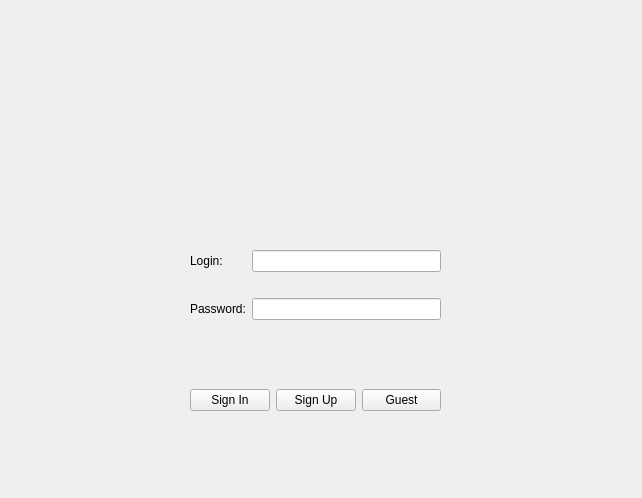
Old version of the form LoginWidget.ui in the repository Krzys3n/Pynalise.
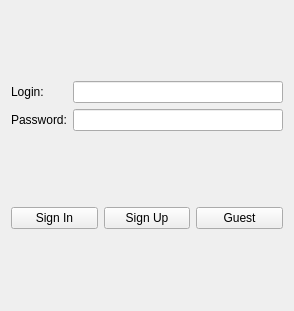
New version of the form.

```diff
--- a/LoginWidget.ui
+++ b/LoginWidget.ui
@@ -6,22 +6,15 @@
    <rect>
     <x>0</x>
     <y>0</y>
-    <width>642</width>
-    <height>498</height>
+    <width>294</width>
+    <height>311</height>
    </rect>
   </property>
   <property name="windowTitle">
    <string>Form</string>
   </property>
-  <widget class="QWidget" name="gridLayoutWidget">
-   <property name="geometry">
-    <rect>
-     <x>190</x>
-     <y>230</y>
-     <width>251</width>
-     <height>111</height>
-    </rect>
-   </property>
+  <layout class="QGridLayout" name="gridLayout_2">
+   <item row="0" column="0">
    <layout class="QGridLayout" name="gridLayout">
     <item row="1" column="0">
      <widget class="QLabel" name="label">
@@ -48,16 +41,8 @@
      </widget>
     </item>
    </layout>
-  </widget>
-  <widget class="QWidget" name="horizontalLayoutWidget">
-   <property name="geometry">
-    <rect>
-     <x>190</x>
-     <y>360</y>
-     <width>251</width>
-     <height>80</height>
-    </rect>
-   </property>
+   </item>
+   <item row="1" column="0">
    <layout class="QHBoxLayout" name="horizontalLayout">
     <item>
      <widget class="QPushButton" name="pushButtonSignIn">
@@ -81,7 +66,8 @@
      </widget>
     </item>
    </layout>
-  </widget>
+   </item>
+  </layout>
  </widget>
  <resources/>
  <connections/>
```
Lines whose indentation alone changed are shown as unchanged.
